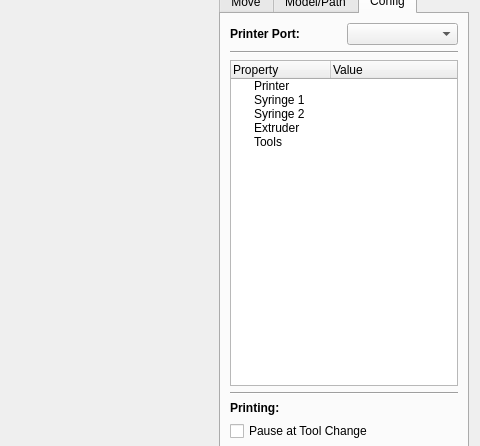
The window that ui/fabqtDialog.ui (GVallicrosa/FabQtV2) describes before a commit, drawn with Qt 5; both pictures show x 370 to 850 and y 88 to 534 of the 850 by 716 pixel window.
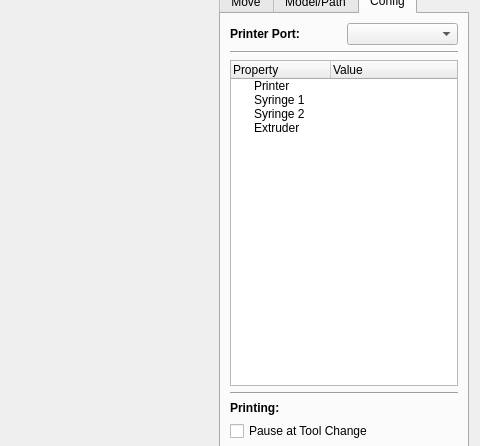
The same window after the commit. The open tabs and pages were chosen to show the change. Icons and pictures are not drawn. Custom widgets are drawn as their Qt base class.

Commit message:
* Load tools in the combobox * Load tools in the config tree * Accepts editing tools
* Problem because the Tool tree duplicates in every edit

```diff
--- a/ui/fabqtDialog.ui
+++ b/ui/fabqtDialog.ui
@@ -1690,11 +1690,6 @@
              <string>Extruder</string>
             </property>
            </item>
-           <item>
-            <property name="text">
-             <string>Tools</string>
-            </property>
-           </item>
           </widget>
          </item>
          <item>
```
The commit also changes 16 other files.
